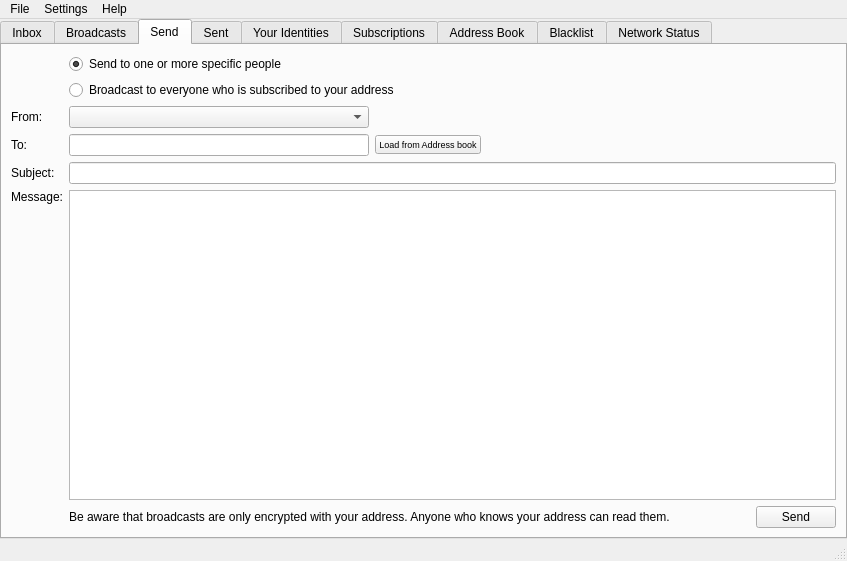
First picture: the form in src/bitmessageqt/bitmessageui.ui, repository Bitmessage/PyBitmessage, before the edit.
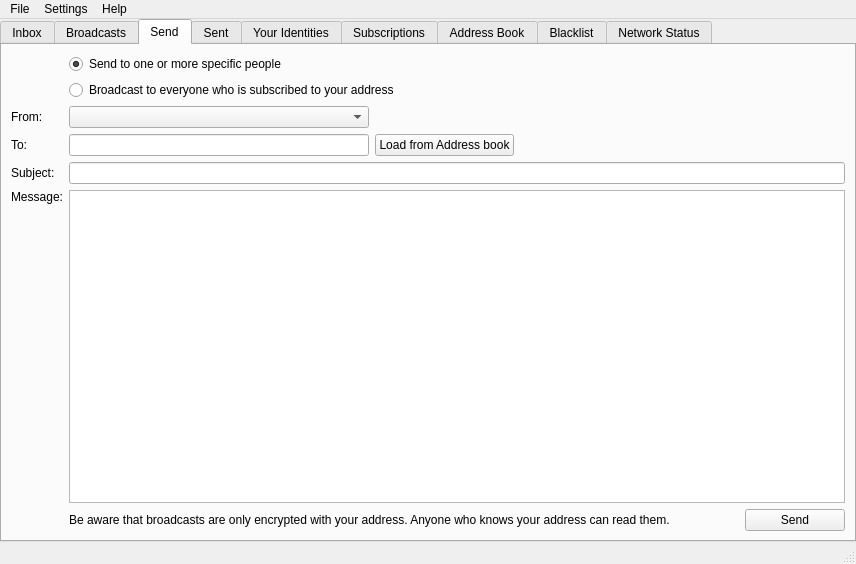
Second picture: the form after the edit. The open tabs and pages were chosen to show the change. Icons and pictures are not drawn.

```diff
--- a/src/bitmessageqt/bitmessageui.ui
+++ b/src/bitmessageqt/bitmessageui.ui
@@ -6,8 +6,8 @@
    <rect>
     <x>0</x>
     <y>0</y>
-    <width>847</width>
-    <height>561</height>
+    <width>856</width>
+    <height>564</height>
    </rect>
   </property>
   <property name="windowTitle">
@@ -240,7 +240,7 @@
          <widget class="QPushButton" name="pushButtonLoadFromAddressBook">
           <property name="font">
            <font>
-            <pointsize>7</pointsize>
+            <pointsize>9</pointsize>
            </font>
           </property>
           <property name="text">
@@ -359,6 +359,12 @@
         </item>
         <item row="7" column="5">
          <widget class="QPushButton" name="pushButtonSend">
+          <property name="minimumSize">
+           <size>
+            <width>100</width>
+            <height>0</height>
+           </size>
+          </property>
           <property name="text">
            <string>Send</string>
           </property>
@@ -1008,7 +1014,7 @@
     <rect>
      <x>0</x>
      <y>0</y>
-     <width>847</width>
+     <width>856</width>
      <height>24</height>
     </rect>
    </property>
```
Left out of the diff: 26 changed lines with no effect on the pictures.
